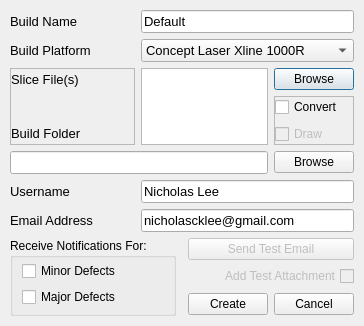
Old version of the form gui/dialogNewBuild.ui in the repository Spinarakk/defectmonitor.
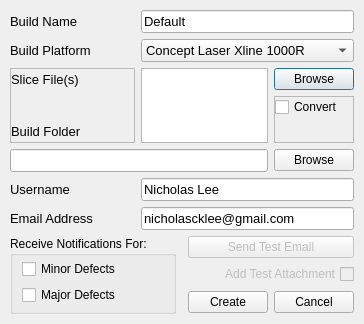
New version of the form.

The edit to the form file:
```diff
--- a/gui/dialogNewBuild.ui
+++ b/gui/dialogNewBuild.ui
@@ -127,25 +127,6 @@
         </property>
        </widget>
       </item>
-      <item>
-       <widget class="QCheckBox" name="checkDraw">
-        <property name="enabled">
-         <bool>false</bool>
-        </property>
-        <property name="sizePolicy">
-         <sizepolicy hsizetype="Minimum" vsizetype="Maximum">
-          <horstretch>0</horstretch>
-          <verstretch>0</verstretch>
-         </sizepolicy>
-        </property>
-        <property name="toolTip">
-         <string>Check this box to draw and save the contours.</string>
-        </property>
-        <property name="text">
-         <string>Draw</string>
-        </property>
-       </widget>
-      </item>
       <item>
        <spacer name="verticalSpacer1">
         <property name="orientation">
```
Left out of the diff: 16 changed lines with no effect on the pictures.
